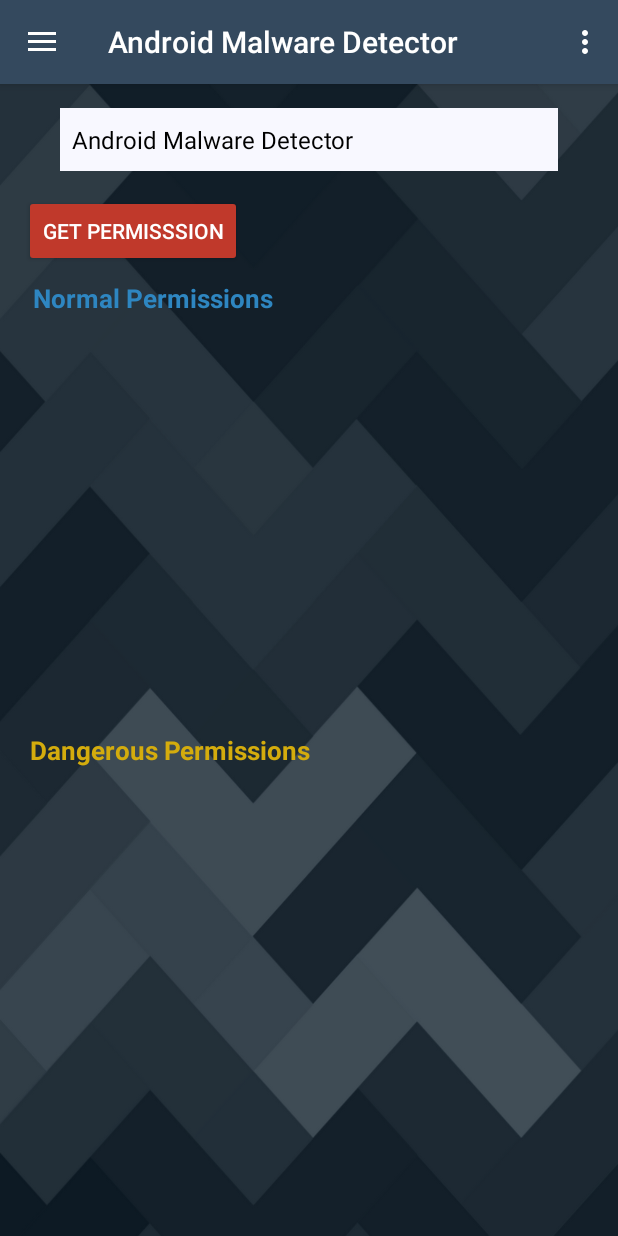
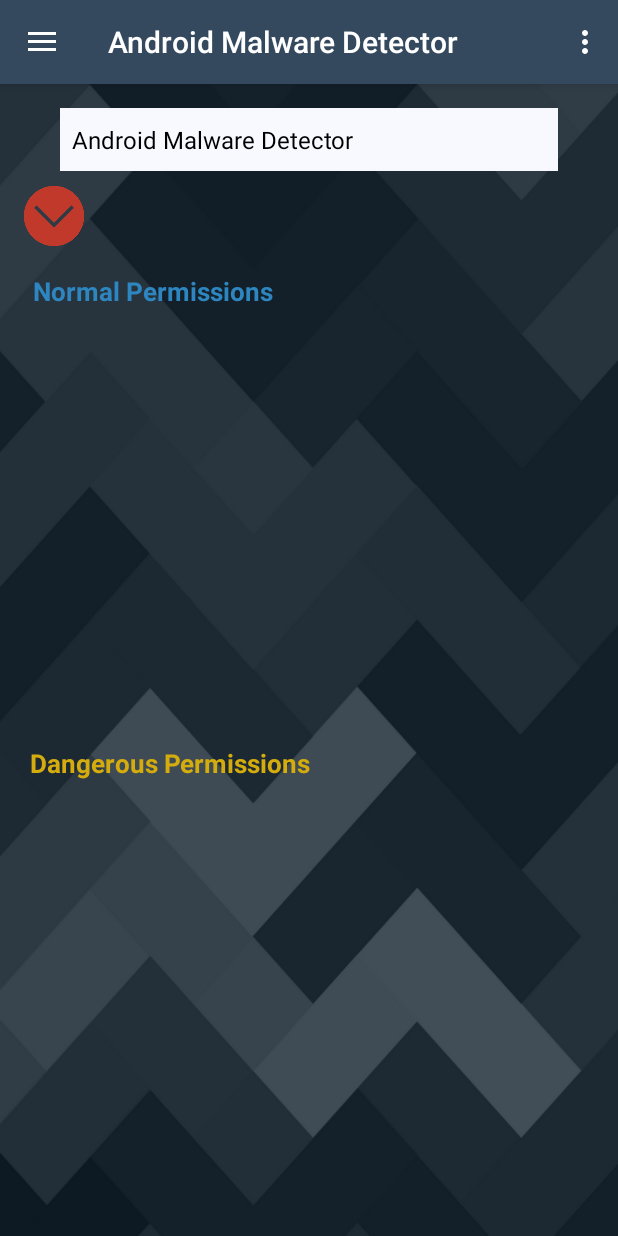
Before and after one commit to Anmolk7/AndroidIntentInterceptor, an Android app: the screen it shows after launch (MainActivity), on a phone screen of 412 x 824 dp. Run offline under Robolectric (Android 15) with nearby library versions, the phone set to English and light mode, and no system bars.

Commit message:
new parser and UI/UX changes

```diff
--- a/app/src/main/res/layout/content_main.xml
+++ b/app/src/main/res/layout/content_main.xml
@@ -34,12 +34,12 @@
     <Button
         android:id="@+id/button"
         style="@style/Widget.AppCompat.Button.Colored"
-        android:layout_width="wrap_content"
-        android:layout_height="wrap_content"
+        android:layout_width="40dp"
+        android:layout_height="40dp"
         android:layout_marginLeft="16dp"
-        android:layout_marginTop="16dp"
+        android:layout_marginTop="10dp"
         android:onClick="parseXml"
-        android:text="get permisssion"
+        android:background="@drawable/arrow"
         app:layout_constraintLeft_toLeftOf="parent"
         app:layout_constraintTop_toBottomOf="@+id/Spin"
         android:layout_marginStart="16dp" />
@@ -53,51 +53,34 @@
         android:layout_width="wrap_content"
         android:layout_height="wrap_content"
         android:textColor="#fff"
-        android:textSize="16dp"
+        android:textSize="14dp"
         android:textStyle="bold"
 
         android:layout_marginBottom="8dp"
+        android:layout_marginRight="7dp"
+        app:layout_constraintRight_toRightOf="parent"
+        app:layout_constraintBottom_toTopOf="@+id/list"
+        android:layout_marginTop="8dp"
+        app:layout_constraintTop_toBottomOf="@+id/Spin"
+        app:layout_constraintVertical_bias="0.157"
+        android:layout_marginStart="8dp"
+        android:layout_marginEnd="8dp"
         app:layout_constraintLeft_toRightOf="@+id/button"
         android:layout_marginLeft="8dp"
-        android:layout_marginRight="8dp"
-        app:layout_constraintRight_toRightOf="parent"
-        app:layout_constraintBottom_toTopOf="@+id/list"
-        app:layout_constraintHorizontal_bias="0.48"
-        android:layout_marginTop="8dp"
-        app:layout_constraintTop_toBottomOf="@+id/Spin"
-        app:layout_constraintVertical_bias="0.333"
-        android:layout_marginStart="8dp"
-        android:layout_marginEnd="8dp" />
+        app:layout_constraintHorizontal_bias="0.971" />
 
 
     <ListView
-        android:layout_width="356dp"
+        android:layout_width="357dp"
         android:id="@+id/list2"
-        android:layout_height="170dp"
+        android:layout_height="163dp"
         app:layout_constraintBottom_toBottomOf="parent"
         android:layout_marginBottom="8dp"
         android:layout_marginRight="8dp"
         app:layout_constraintRight_toRightOf="parent"
         android:layout_marginLeft="8dp"
         app:layout_constraintLeft_toLeftOf="parent"
-        tools:layout_editor_absoluteY="333dp" />
-
-    <ListView
-        android:id="@+id/list"
-        android:layout_width="357dp"
-        android:layout_height="127dp"
-
-        android:layout_marginEnd="8dp"
-        android:layout_marginLeft="8dp"
-        android:layout_marginRight="8dp"
-        android:layout_marginStart="8dp"
-        android:layout_marginTop="41dp"
-        android:textColor="#fff"
-        android:visibility="visible"
-        app:layout_constraintLeft_toLeftOf="parent"
-        app:layout_constraintRight_toRightOf="parent"
-        app:layout_constraintTop_toBottomOf="@+id/button"
-        app:layout_constraintHorizontal_bias="0.545" />
+        tools:layout_editor_absoluteY="340dp" />
 
     <TextView
         android:id="@+id/textView4"
@@ -136,5 +119,21 @@
         app:layout_constraintLeft_toLeftOf="parent"
         app:layout_constraintHorizontal_bias="0.058" />
 
+    <ListView
+        android:id="@+id/list"
+        android:layout_width="360dp"
+        android:layout_height="135dp"
+
+        android:layout_marginEnd="8dp"
+        android:layout_marginLeft="8dp"
+        android:layout_marginRight="8dp"
+        android:layout_marginStart="8dp"
+        android:layout_marginTop="59dp"
+        android:textColor="#fff"
+        android:visibility="visible"
+        app:layout_constraintLeft_toLeftOf="parent"
+        app:layout_constraintRight_toRightOf="parent"
+        app:layout_constraintTop_toBottomOf="@+id/button" />
+
 
 </android.support.constraint.ConstraintLayout>
```
Also changed, not shown: app/src/main/res/drawable/arrow.png (added).
